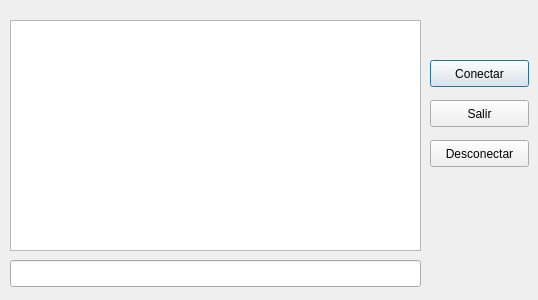
First picture: the form in Cliente/chatwindows.ui, repository AleDelgado94/ChatOsO, before the edit.
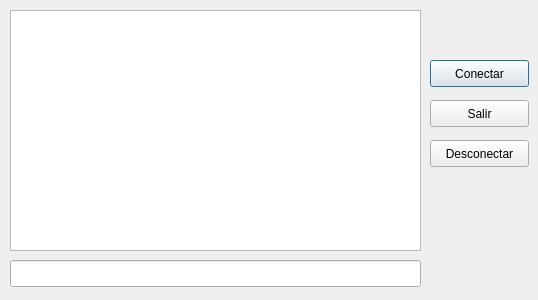
Second picture: the form after the edit.

Patch:
```diff
--- a/Cliente/chatwindows.ui
+++ b/Cliente/chatwindows.ui
@@ -35,52 +35,6 @@
     </rect>
    </property>
   </widget>
-  <widget class="QPlainTextEdit" name="plainTextEditrecive">
-   <property name="geometry">
-    <rect>
-     <x>10</x>
-     <y>20</y>
-     <width>411</width>
-     <height>231</height>
-    </rect>
-   </property>
-   <property name="accessibleName">
-    <string/>
-   </property>
-   <property name="frameShape">
-    <enum>QFrame::StyledPanel</enum>
-   </property>
-   <property name="frameShadow">
-    <enum>QFrame::Sunken</enum>
-   </property>
-   <property name="sizeAdjustPolicy">
-    <enum>QAbstractScrollArea::AdjustIgnored</enum>
-   </property>
-   <property name="tabChangesFocus">
-    <bool>false</bool>
-   </property>
-   <property name="undoRedoEnabled">
-    <bool>false</bool>
-   </property>
-   <property name="lineWrapMode">
-    <enum>QPlainTextEdit::WidgetWidth</enum>
-   </property>
-   <property name="readOnly">
-    <bool>true</bool>
-   </property>
-   <property name="overwriteMode">
-    <bool>false</bool>
-   </property>
-   <property name="cursorWidth">
-    <number>1</number>
-   </property>
-   <property name="backgroundVisible">
-    <bool>false</bool>
-   </property>
-   <property name="centerOnScroll">
-    <bool>false</bool>
-   </property>
-  </widget>
   <widget class="QPushButton" name="pushButtonDesconectar">
    <property name="geometry">
     <rect>
@@ -126,6 +80,40 @@
     <string>Conectar</string>
    </property>
   </widget>
+  <widget class="QTextEdit" name="textEditReceive">
+   <property name="geometry">
+    <rect>
+     <x>10</x>
+     <y>10</y>
+     <width>411</width>
+     <height>241</height>
+    </rect>
+   </property>
+   <property name="mouseTracking">
+    <bool>false</bool>
+   </property>
+   <property name="autoFillBackground">
+    <bool>false</bool>
+   </property>
+   <property name="verticalScrollBarPolicy">
+    <enum>Qt::ScrollBarAsNeeded</enum>
+   </property>
+   <property name="horizontalScrollBarPolicy">
+    <enum>Qt::ScrollBarAsNeeded</enum>
+   </property>
+   <property name="autoFormatting">
+    <set>QTextEdit::AutoAll</set>
+   </property>
+   <property name="readOnly">
+    <bool>true</bool>
+   </property>
+   <property name="overwriteMode">
+    <bool>false</bool>
+   </property>
+   <property name="textInteractionFlags">
+    <set>Qt::TextSelectableByMouse</set>
+   </property>
+  </widget>
  </widget>
  <resources/>
  <connections/>
```
